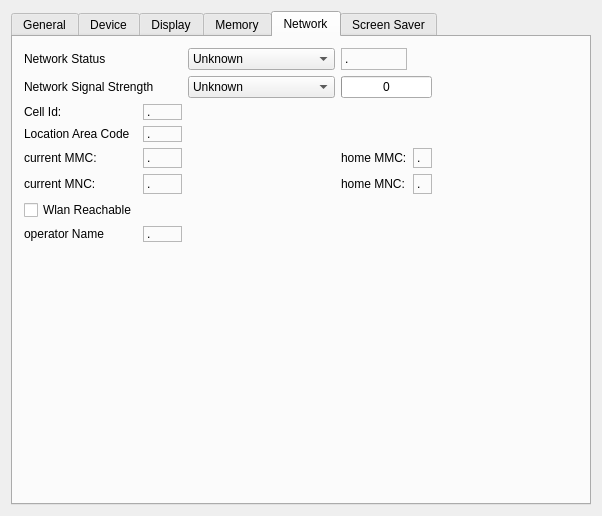
This is examples/sysinfo/dialog.ui in qtproject/qt-mobility as Qt 5 draws it before an edit. The edited form follows.
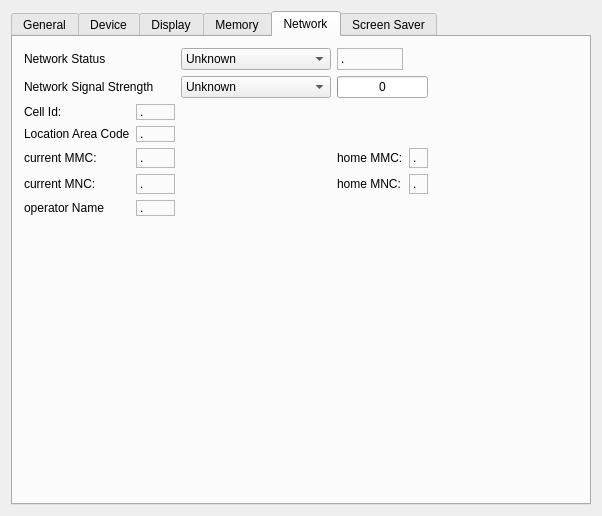
This is the edited form.

Commit message: remove reachable from example app too

Diff of the .ui file:
```diff
--- a/examples/sysinfo/dialog.ui
+++ b/examples/sysinfo/dialog.ui
@@ -813,20 +813,13 @@
         </spacer>
        </item>
        <item row="6" column="0" colspan="2">
-        <widget class="QCheckBox" name="wlanCheckBox">
-         <property name="text">
-          <string>Wlan Reachable</string>
-         </property>
-        </widget>
-       </item>
-       <item row="7" column="0" colspan="2">
         <widget class="QLabel" name="label_13">
          <property name="text">
           <string>operator Name</string>
          </property>
         </widget>
        </item>
-       <item row="7" column="2">
+       <item row="6" column="2">
         <widget class="QLabel" name="operatorNameLabel">
          <property name="frameShape">
           <enum>QFrame::StyledPanel</enum>
@@ -839,7 +832,7 @@
          </property>
         </widget>
        </item>
-       <item row="8" column="1">
+       <item row="7" column="1">
         <spacer name="verticalSpacer_2">
          <property name="orientation">
           <enum>Qt::Vertical</enum>
```
The commit also changes 1 other file.
